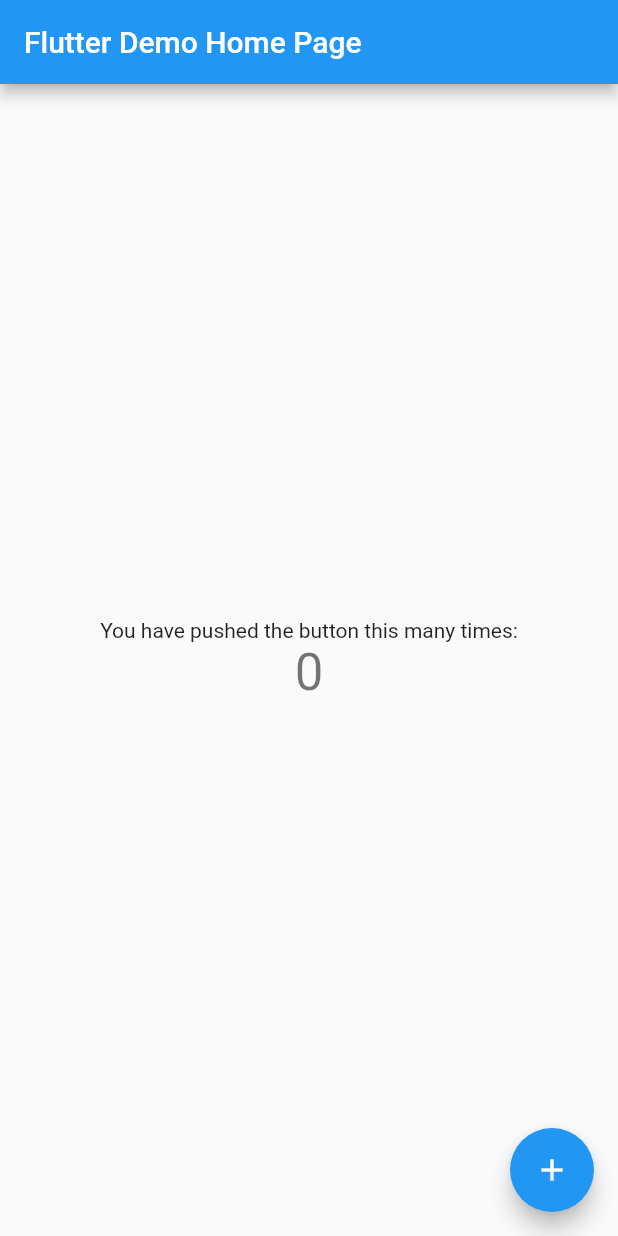
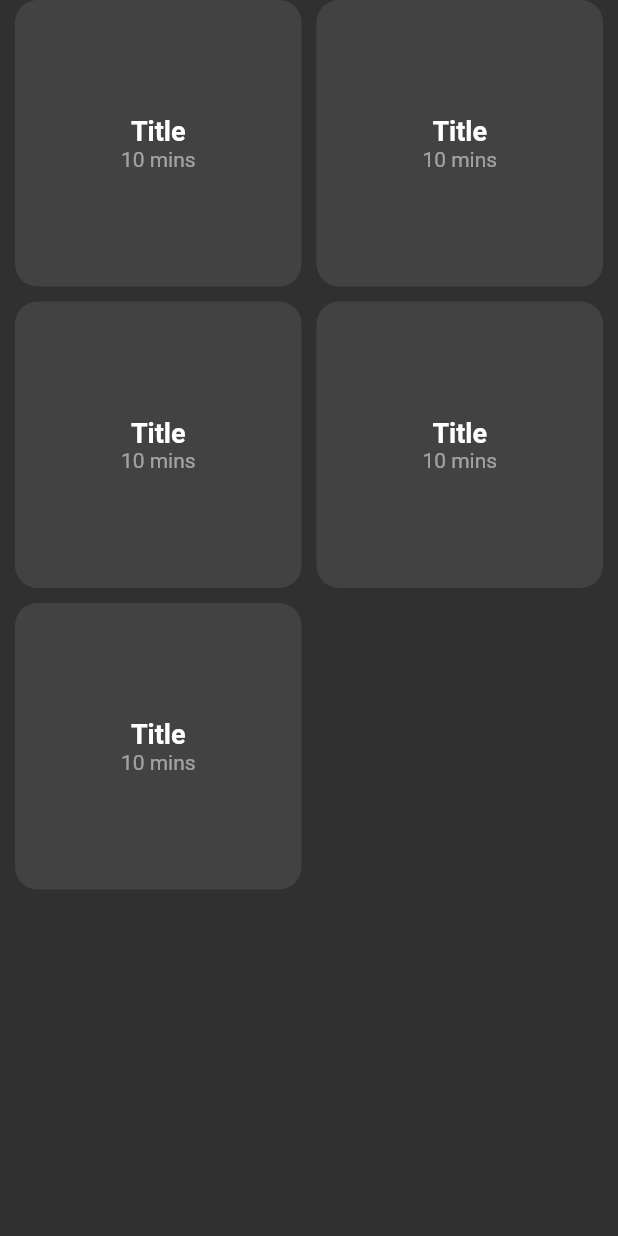
Before and after one commit to oswin-jerome/smart_reminder, a Flutter app: the screen it shows after launch, on a phone screen of 412 x 824 dp. Run offline on Flutter 3.47's test engine with Material 2 defaults, Android fonts, the phone set to English and light mode, and no system bars.

Commit message:
Home page design done

```diff
--- /dev/null
+++ b/lib/Components/TimerItem.dart
@@ -0,0 +1,65 @@
+import 'dart:async';
+
+import 'package:flutter/material.dart';
+
+class TimerItem extends StatefulWidget {
+  bool isSelected;
+  TimerItem({this.isSelected});
+  @override
+  _TimerItemState createState() => _TimerItemState();
+}
+
+class _TimerItemState extends State<TimerItem> {
+  int time = 10;
+  @override
+  void initState() {
+    super.initState();
+    setTimer();
+
+
+
+  }
+
+
+  setTimer(){
+    Timer.periodic((Duration(seconds: 1)), (timer) {
+      if(widget.isSelected){
+        // print(timer.tick);
+        setState(() {
+          time -= 1;
+        });
+
+      }else{
+        // timer.cancel();
+      }
+    });
+  }
+
+
+  @override
+  Widget build(BuildContext context) {
+
+    return Container(
+      decoration: BoxDecoration(
+        color: widget.isSelected ? Colors.blue : Colors.grey[800],
+        borderRadius: BorderRadius.circular(15),
+      ),
+      child: Column(
+        crossAxisAlignment: CrossAxisAlignment.center,
+        mainAxisAlignment: MainAxisAlignment.center,
+        children: <Widget>[
+          Text(
+            "Title",
+            style: TextStyle(fontWeight: FontWeight.bold, fontSize: 18),
+          ),
+          Opacity(
+            opacity: 0.5,
+            child: Text(
+              time.toString()+" mins",
+            ),
+          )
+        ],
+      ),
+    );;
+  }
+}
--- /dev/null
+++ b/lib/Pages/HomePage.dart
@@ -0,0 +1,45 @@
+import 'package:flutter/material.dart';
+import 'package:smart_timer/Components/TimerItem.dart';
+
+class HomePage extends StatefulWidget {
+  @override
+  _HomePageState createState() => _HomePageState();
+}
+
+class _HomePageState extends State<HomePage> {
+  List data = [1, 1, 1, 1, 1];
+  int selectedItem = -1;
+  @override
+  Widget build(BuildContext context) {
+    return Scaffold(
+      body: Container(
+        padding: EdgeInsets.symmetric(horizontal: 10),
+        child: GridView.builder(
+            gridDelegate: SliverGridDelegateWithFixedCrossAxisCount(
+                crossAxisCount: 2,
+                childAspectRatio: 1 / 1,
+                crossAxisSpacing: 10,
+                mainAxisSpacing: 10),
+            itemCount: data.length,
+            itemBuilder: (bc, i) {
+              return GestureDetector(
+                onTap: (){
+                  if(selectedItem== i){
+                    setState(() {
+                      selectedItem = -1;
+                    });
+                  }else{
+                    setState(() {
+                      selectedItem = i;
+                    });
+                  }
+                },
+                child: TimerItem(
+                  isSelected: selectedItem == i,
+                ),
+              );
+            }),
+      ),
+    );
+  }
+}
--- a/lib/main.dart
+++ b/lib/main.dart
@@ -1,117 +1,17 @@
 import 'package:flutter/material.dart';
+import 'package:smart_timer/Pages/HomePage.dart';
 
 void main() {
   runApp(MyApp());
 }
 
 class MyApp extends StatelessWidget {
-  // This widget is the root of your application.
   @override
   Widget build(BuildContext context) {
     return MaterialApp(
-      title: 'Flutter Demo',
-      theme: ThemeData(
-        // This is the theme of your application.
-        //
-        // Try running your application with "flutter run". You'll see the
-        // application has a blue toolbar. Then, without quitting the app, try
-        // changing the primarySwatch below to Colors.green and then invoke
-        // "hot reload" (press "r" in the console where you ran "flutter run",
-        // or simply save your changes to "hot reload" in a Flutter IDE).
-        // Notice that the counter didn't reset back to zero; the application
-        // is not restarted.
-        primarySwatch: Colors.blue,
-        // This makes the visual density adapt to the platform that you run
-        // the app on. For desktop platforms, the controls will be smaller and
-        // closer together (more dense) than on mobile platforms.
-        visualDensity: VisualDensity.adaptivePlatformDensity,
-      ),
-      home: MyHomePage(title: 'Flutter Demo Home Page'),
+      debugShowCheckedModeBanner: false,
+      theme: ThemeData.dark(),
+      home: HomePage(),
     );
   }
 }
-
-class MyHomePage extends StatefulWidget {
-  MyHomePage({Key key, this.title}) : super(key: key);
-
-  // This widget is the home page of your application. It is stateful, meaning
-  // that it has a State object (defined below) that contains fields that affect
-  // how it looks.
-
-  // This class is the configuration for the state. It holds the values (in this
-  // case the title) provided by the parent (in this case the App widget) and
-  // used by the build method of the State. Fields in a Widget subclass are
-  // always marked "final".
-
-  final String title;
-
-  @override
-  _MyHomePageState createState() => _MyHomePageState();
-}
-
-class _MyHomePageState extends State<MyHomePage> {
-  int _counter = 0;
-
-  void _incrementCounter() {
-    setState(() {
-      // This call to setState tells the Flutter framework that something has
-      // changed in this State, which causes it to rerun the build method below
-      // so that the display can reflect the updated values. If we changed
-      // _counter without calling setState(), then the build method would not be
-      // called again, and so nothing would appear to happen.
-      _counter++;
-    });
-  }
-
-  @override
-  Widget build(BuildContext context) {
-    // This method is rerun every time setState is called, for instance as done
-    // by the _incrementCounter method above.
-    //
-    // The Flutter framework has been optimized to make rerunning build methods
-    // fast, so that you can just rebuild anything that needs updating rather
-    // than having to individually change instances of widgets.
-    return Scaffold(
-      appBar: AppBar(
-        // Here we take the value from the MyHomePage object that was created by
-        // the App.build method, and use it to set our appbar title.
-        title: Text(widget.title),
-      ),
-      body: Center(
-        // Center is a layout widget. It takes a single child and positions it
-        // in the middle of the parent.
-        child: Column(
-          // Column is also a layout widget. It takes a list of children and
-          // arranges them vertically. By default, it sizes itself to fit its
-          // children horizontally, and tries to be as tall as its parent.
-          //
-          // Invoke "debug painting" (press "p" in the console, choose the
-          // "Toggle Debug Paint" action from the Flutter Inspector in Android
-          // Studio, or the "Toggle Debug Paint" command in Visual Studio Code)
-          // to see the wireframe for each widget.
-          //
-          // Column has various properties to control how it sizes itself and
-          // how it positions its children. Here we use mainAxisAlignment to
-          // center the children vertically; the main axis here is the vertical
-          // axis because Columns are vertical (the cross axis would be
-          // horizontal).
-          mainAxisAlignment: MainAxisAlignment.center,
-          children: <Widget>[
-            Text(
-              'You have pushed the button this many times:',
-            ),
-            Text(
-              '$_counter',
-              style: Theme.of(context).textTheme.headline4,
-            ),
-          ],
-        ),
-      ),
-      floatingActionButton: FloatingActionButton(
-        onPressed: _incrementCounter,
-        tooltip: 'Increment',
-        child: Icon(Icons.add),
-      ), // This trailing comma makes auto-formatting nicer for build methods.
-    );
-  }
-}
```
